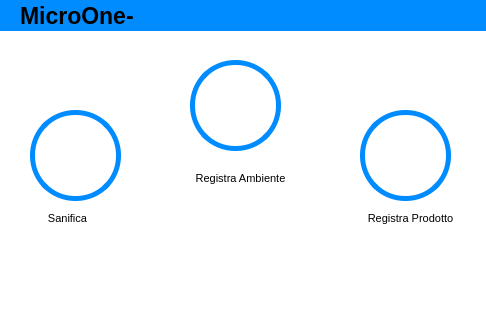
Old version of the form view/main_window.ui in the repository ISacchitella/MicroOne_v1.1.
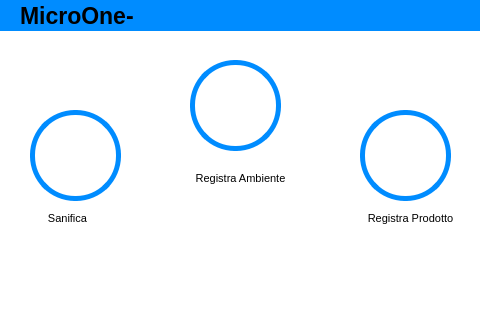
New version of the form. Icons and pictures are not drawn.

```diff
--- a/view/main_window.ui
+++ b/view/main_window.ui
@@ -9,8 +9,8 @@
    <rect>
     <x>0</x>
     <y>0</y>
-    <width>486</width>
-    <height>327</height>
+    <width>480</width>
+    <height>320</height>
    </rect>
   </property>
   <property name="tabletTracking">
```
